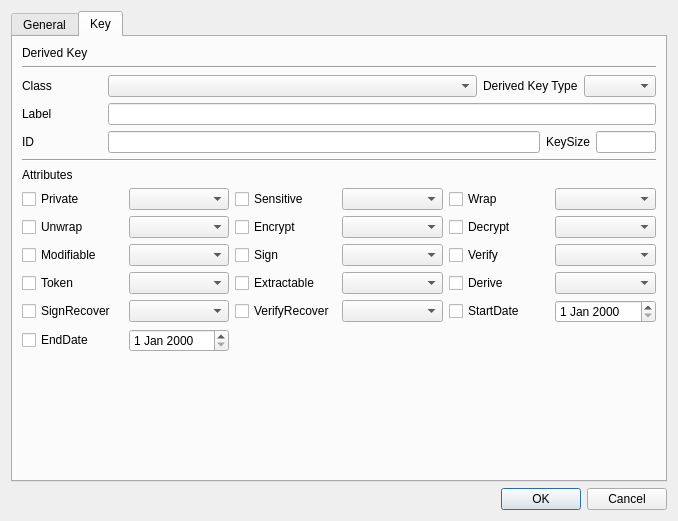
jykim74/CryptokiMan, file CryptokiMan/derive_key_dlg.ui: the form before one commit.
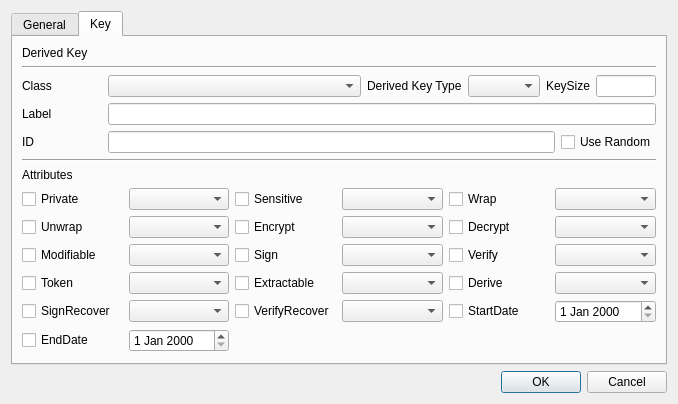
The form after the commit.

Commit message: Use SKI 및 Use Random 옵션 1차 지원

What changed in the file:
```diff
--- a/CryptokiMan/derive_key_dlg.ui
+++ b/CryptokiMan/derive_key_dlg.ui
@@ -7,7 +7,7 @@
     <x>0</x>
     <y>0</y>
     <width>678</width>
-    <height>521</height>
+    <height>387</height>
    </rect>
   </property>
   <property name="windowTitle">
@@ -660,16 +660,6 @@
            </property>
           </widget>
          </item>
-         <item row="0" column="1">
-          <widget class="QComboBox" name="mClassCombo">
-           <property name="sizePolicy">
-            <sizepolicy hsizetype="Preferred" vsizetype="Fixed">
-             <horstretch>1</horstretch>
-             <verstretch>0</verstretch>
-            </sizepolicy>
-           </property>
-          </widget>
-         </item>
          <item row="0" column="2">
           <widget class="QLabel" name="label_15">
            <property name="text">
@@ -677,6 +667,33 @@
            </property>
           </widget>
          </item>
+         <item row="0" column="1">
+          <widget class="QComboBox" name="mClassCombo">
+           <property name="sizePolicy">
+            <sizepolicy hsizetype="Preferred" vsizetype="Fixed">
+             <horstretch>1</horstretch>
+             <verstretch>0</verstretch>
+            </sizepolicy>
+           </property>
+          </widget>
+         </item>
+         <item row="0" column="4">
+          <widget class="QLabel" name="label_17">
+           <property name="text">
+            <string>KeySize</string>
+           </property>
+          </widget>
+         </item>
+         <item row="0" column="5">
+          <widget class="QLineEdit" name="mKeySizeText">
+           <property name="maximumSize">
+            <size>
+             <width>60</width>
+             <height>16777215</height>
+            </size>
+           </property>
+          </widget>
+         </item>
         </layout>
        </item>
        <item>
@@ -701,13 +718,6 @@
        </item>
        <item>
         <layout class="QGridLayout" name="gridLayout_7">
-         <item row="0" column="2">
-          <widget class="QLabel" name="label_17">
-           <property name="text">
-            <string>KeySize</string>
-           </property>
-          </widget>
-         </item>
          <item row="0" column="1">
           <widget class="QLineEdit" name="mIDText"/>
          </item>
@@ -724,13 +734,10 @@
            </property>
           </widget>
          </item>
-         <item row="0" column="3">
-          <widget class="QLineEdit" name="mKeySizeText">
-           <property name="maximumSize">
-            <size>
-             <width>60</width>
-             <height>16777215</height>
-            </size>
+         <item row="0" column="2">
+          <widget class="QCheckBox" name="mUseRandCheck">
+           <property name="text">
+            <string>Use Random</string>
            </property>
           </widget>
          </item>
```
Left out of the diff: 1 changed line with no effect on the pictures. The commit also changes 41 other files.
